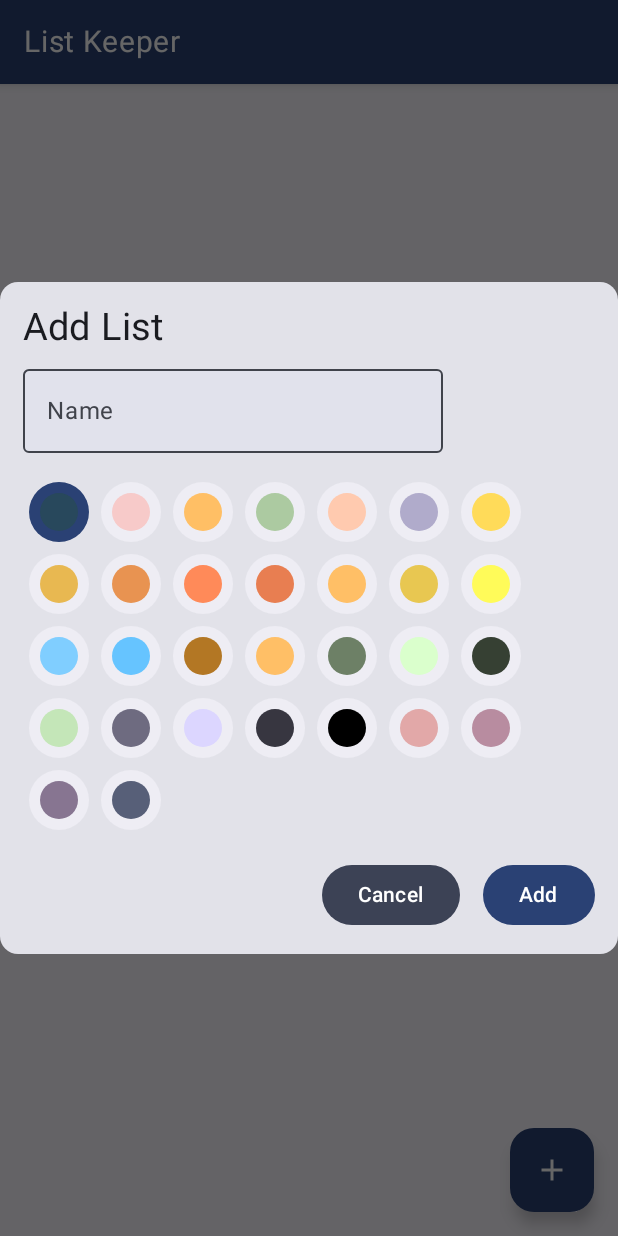
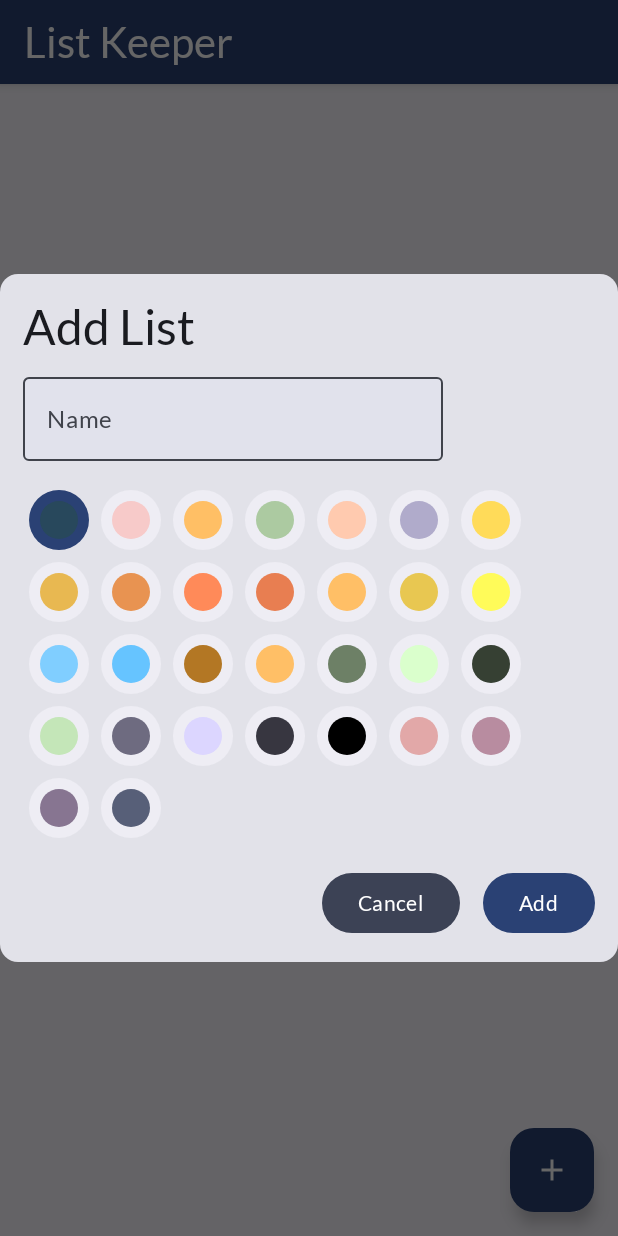
Before and after one commit to jmleep/Sublister, an Android app built with Jetpack Compose: the screen it shows after launch (MainActivity), after a tap on "Add list", on a phone screen of 412 x 824 dp. Run offline under Robolectric (Android 15) with nearby library versions, the phone set to English and light mode, and no system bars; our stand-ins replace Room's generated code, accompanist, livedata-compose.

Commit message:
experiments with fonts

```diff
--- a/app/src/main/java/dev/jordanleeper/mylists/ui/dialog/AddEditListDialog.kt
+++ b/app/src/main/java/dev/jordanleeper/mylists/ui/dialog/AddEditListDialog.kt
@@ -11,7 +11,6 @@ import androidx.compose.ui.focus.FocusRequester
 import androidx.compose.ui.focus.focusRequester
 import androidx.compose.ui.text.input.ImeAction
 import androidx.compose.ui.unit.dp
-import androidx.compose.ui.unit.sp
 import androidx.compose.ui.window.Dialog
 import com.google.accompanist.flowlayout.FlowRow
 import dev.jordanleeper.mylists.ui.button.ListColorButton
@@ -66,7 +65,7 @@ fun AddEditListDialog(
                             label,
                             modifier = Modifier
                                 .padding(bottom = 5.dp),
-                            fontSize = 25.sp
+                            style = MaterialTheme.typography.headlineLarge
                         )
                         OutlinedTextField(
                             value = newListName,
@@ -114,6 +113,7 @@ fun AddEditListDialog(
                             ) {
                                 Text(
                                     "Cancel",
+                                    style = MaterialTheme.typography.bodyMedium,
                                     modifier = Modifier.background(MaterialTheme.colorScheme.secondary),
                                     color = MaterialTheme.colorScheme.onSecondary
                                 )
@@ -123,7 +123,7 @@ fun AddEditListDialog(
                                     saveChange()
                                 }, modifier = Modifier.padding(start = 15.dp)
                             ) {
-                                Text("Add")
+                                Text("Add", style = MaterialTheme.typography.bodyMedium)
                             }
                         }
                     }
--- a/app/src/main/java/dev/jordanleeper/mylists/ui/listitem/ListItem.kt
+++ b/app/src/main/java/dev/jordanleeper/mylists/ui/listitem/ListItem.kt
@@ -11,15 +11,12 @@ import androidx.compose.ui.Modifier
 import androidx.compose.ui.draw.clip
 import androidx.compose.ui.graphics.Color
 import androidx.compose.ui.text.TextStyle
-import androidx.compose.ui.text.font.FontWeight
 import androidx.compose.ui.unit.dp
-import androidx.compose.ui.unit.sp
 
 @Composable
 fun ListItem(
     color: Color,
     label: String,
-    fontWeight: FontWeight = FontWeight.Normal,
     style: TextStyle = TextStyle.Default,
     chipContent: @Composable() () -> Unit
 ) {
@@ -42,8 +39,6 @@ fun ListItem(
             Text(
                 text = label,
                 color = MaterialTheme.colorScheme.onSurface,//parentListWithSubLists.parentList.textColor.getColor(),
-                fontSize = 20.sp,
-                fontWeight = fontWeight,
                 style = style
             )
         }
--- a/app/src/main/java/dev/jordanleeper/mylists/ui/listitem/NumberOfItemsChip.kt
+++ b/app/src/main/java/dev/jordanleeper/mylists/ui/listitem/NumberOfItemsChip.kt
@@ -9,6 +9,7 @@ import androidx.compose.material.OutlinedButton
 import androidx.compose.material.icons.Icons
 import androidx.compose.material.icons.filled.ExpandLess
 import androidx.compose.material.icons.filled.ExpandMore
+import androidx.compose.material3.MaterialTheme
 import androidx.compose.material3.Text
 import androidx.compose.runtime.Composable
 import androidx.compose.runtime.MutableState
@@ -34,6 +35,7 @@ fun NumberOfItemsChip(
             Text(
                 displayNumber,
                 color = textColor,
+                style = MaterialTheme.typography.labelLarge
             )
 
             isExpanded?.let {
--- a/app/src/main/java/dev/jordanleeper/mylists/ui/main/MainActivityView.kt
+++ b/app/src/main/java/dev/jordanleeper/mylists/ui/main/MainActivityView.kt
@@ -11,7 +11,6 @@ import androidx.compose.runtime.livedata.observeAsState
 import androidx.compose.runtime.mutableStateOf
 import androidx.compose.runtime.remember
 import androidx.compose.ui.Modifier
-import androidx.compose.ui.unit.sp
 import dev.jordanleeper.mylists.data.MainActivityViewModel
 import dev.jordanleeper.mylists.data.ParentList
 import dev.jordanleeper.mylists.ui.button.AddListFloatingActionButton
@@ -36,7 +35,7 @@ fun MainActivityView(viewModel: MainActivityViewModel) {
                     ) {
                         Text(
                             "List Keeper",
-                            fontSize = 20.sp,
+                            style = MaterialTheme.typography.headlineMedium,
                             color = MaterialTheme.colorScheme.onPrimary
                         )
                     }
--- a/app/src/main/java/dev/jordanleeper/mylists/ui/sublist/SubListItem.kt
+++ b/app/src/main/java/dev/jordanleeper/mylists/ui/sublist/SubListItem.kt
@@ -18,7 +18,6 @@ import androidx.compose.runtime.remember
 import androidx.compose.ui.Modifier
 import androidx.compose.ui.hapticfeedback.HapticFeedbackType
 import androidx.compose.ui.platform.LocalHapticFeedback
-import androidx.compose.ui.text.TextStyle
 import androidx.compose.ui.text.style.TextDecoration
 import dev.jordanleeper.mylists.data.ParentListActivityViewModel
 import dev.jordanleeper.mylists.data.SubList
@@ -59,8 +58,8 @@ fun SubListItem(
     }, isSwipingPrevented = isExpanded) {
 
         val textStyle = when (subList.isComplete) {
-            true -> TextStyle(textDecoration = TextDecoration.LineThrough)
-            false -> TextStyle(textDecoration = TextDecoration.None)
+            true -> MaterialTheme.typography.titleMedium.copy(textDecoration = TextDecoration.LineThrough)
+            false -> MaterialTheme.typography.titleMedium
         }
 
         Box(modifier = Modifier.combinedClickable(onClick = {
--- a/app/src/main/java/dev/jordanleeper/mylists/ui/theme/Theme.kt
+++ b/app/src/main/java/dev/jordanleeper/mylists/ui/theme/Theme.kt
@@ -31,6 +31,7 @@ fun MyListsTheme(darkTheme: Boolean = isSystemInDarkTheme(), content: @Composabl
 
     MaterialTheme(
         colorScheme = colorScheme,
-        content = content
+        content = content,
+        typography = Typography
     )
 }
--- a/app/src/main/java/dev/jordanleeper/mylists/ui/theme/Type.kt
+++ b/app/src/main/java/dev/jordanleeper/mylists/ui/theme/Type.kt
@@ -1,28 +1,35 @@
 package dev.jordanleeper.mylists.ui.theme
 
-import androidx.compose.material.Typography
-import androidx.compose.ui.text.TextStyle
+
+import androidx.compose.material3.Typography
+import androidx.compose.ui.text.font.Font
 import androidx.compose.ui.text.font.FontFamily
+import androidx.compose.ui.text.font.FontStyle
 import androidx.compose.ui.text.font.FontWeight
-import androidx.compose.ui.unit.sp
+import dev.jordanleeper.mylists.R
 
-// Set of Material typography styles to start with
+val lato = FontFamily(
+    Font(R.font.lato_regular),
+    Font(R.font.lato_bold, FontWeight.Bold),
+    Font(R.font.lato_light, FontWeight.Light),
+    Font(R.font.lato_italic, style = FontStyle.Italic)
+)
+
+val default = Typography()
 val Typography = Typography(
-        body1 = TextStyle(
-                fontFamily = FontFamily.Default,
-                fontWeight = FontWeight.Normal,
-                fontSize = 16.sp
-        )
-        /* Other default text styles to override
-    button = TextStyle(
-        fontFamily = FontFamily.Default,
-        fontWeight = FontWeight.W500,
-        fontSize = 14.sp
-    ),
-    caption = TextStyle(
-        fontFamily = FontFamily.Default,
-        fontWeight = FontWeight.Normal,
-        fontSize = 12.sp
-    )
-    */
+    headlineLarge = default.headlineLarge.copy(fontFamily = lato),
+    headlineMedium = default.headlineMedium.copy(fontFamily = lato),
+    headlineSmall = default.headlineSmall.copy(fontFamily = lato),
+    bodyLarge = default.bodyLarge.copy(fontFamily = lato),
+    bodyMedium = default.bodyMedium.copy(fontFamily = lato),
+    bodySmall = default.bodySmall.copy(fontFamily = lato),
+    titleLarge = default.titleLarge.copy(fontFamily = lato),
+    titleMedium = default.titleMedium.copy(fontFamily = lato),
+    titleSmall = default.titleSmall.copy(fontFamily = lato),
+    labelLarge = default.labelLarge.copy(fontFamily = lato),
+    labelMedium = default.labelMedium.copy(fontFamily = lato),
+    labelSmall = default.labelSmall.copy(fontFamily = lato),
+    displayLarge = default.displayLarge.copy(fontFamily = lato),
+    displayMedium = default.displayMedium.copy(fontFamily = lato),
+    displaySmall = default.displaySmall.copy(fontFamily = lato),
 )
--- /dev/null
+++ b/app/src/main/res/font/lato.xml
@@ -0,0 +1,6 @@
+<?xml version="1.0" encoding="utf-8"?>
+<font-family xmlns:app="http://schemas.android.com/apk/res-auto">
+    <font app:fontStyle="normal" app:font="@font/lato_regular" app:fontWeight="400" />
+    <font app:fontStyle="normal" app:font="@font/lato_bold" app:fontWeight="600" />
+
+</font-family>
```
Also changed, not shown: app/src/main/java/dev/jordanleeper/mylists/ui/main/MainListItem.kt (+6 -7 lines), app/src/main/res/font/lato_black.ttf (added), app/src/main/res/font/lato_black_italic.ttf (added), app/src/main/res/font/lato_bold.ttf (added), app/src/main/res/font/lato_bold_italic.ttf (added), app/src/main/res/font/lato_italic.ttf (added), app/src/main/res/font/lato_light.ttf (added), app/src/main/res/font/lato_light_italic.ttf (added), app/src/main/res/font/lato_regular.ttf (added), app/src/main/res/font/lato_thin.ttf (added), app/src/main/res/font/lato_thin_italif.ttf (added).
